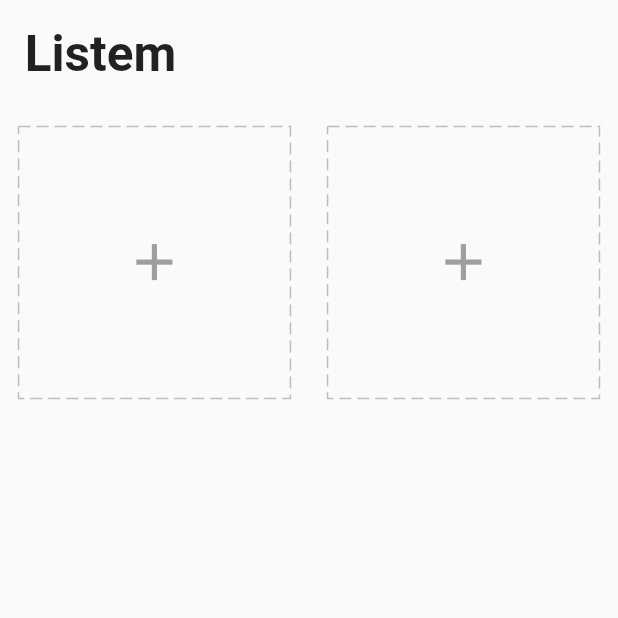
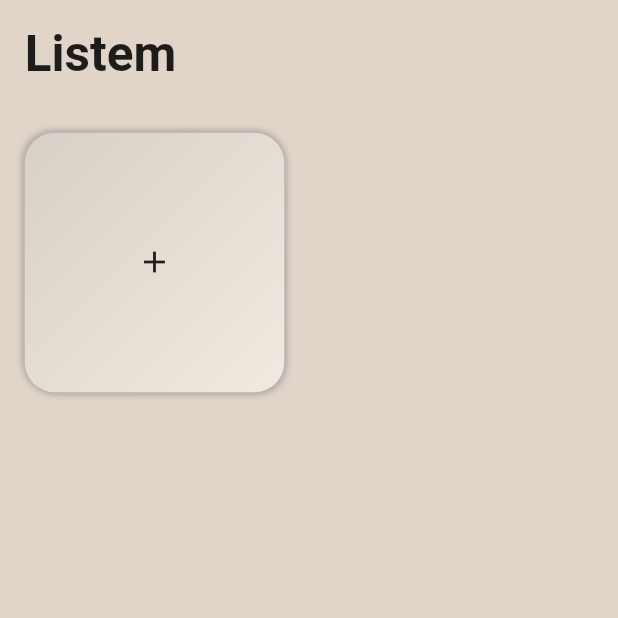
Before and after one commit to erenkaraboga/Task_App, a Flutter app: the screen it shows after launch, on a phone screen of 412 x 824 dp, the top half of it. Run offline on Flutter 3.47's test engine with Material 2 defaults, Android fonts, the phone set to English and light mode, and no system bars; drawn by our look-alikes of dotted_border, flutter_neumorphic; our stand-ins replace equatable, flutter_easyloading, get, get_storage.

Commit message:
AddCard Widget Updated.

```diff
--- a/lib/app/core/values/colors.dart
+++ b/lib/app/core/values/colors.dart
@@ -7,3 +7,6 @@ const green = Color(0xFF41CF9F);
 const yellow = Color(0xFFEEC38E);
 const lightBlue = Color(0xFF42A5F5);
 const blue = Color(0xFF2860E6);
+const background=Color(0xFFe1d5c9);
+const boxes=Color(0xFFf0e7dd);
+const grey= Colors.grey;
--- a/lib/app/modules/home/view.dart
+++ b/lib/app/modules/home/view.dart
@@ -1,27 +1,37 @@
 import 'package:flutter/material.dart';
 import 'package:get/get.dart';
+import 'package:task_app_getx/app/core/values/colors.dart';
 import 'package:task_app_getx/app/modules/home/controller.dart';
 import 'package:task_app_getx/app/core/utils/extensions.dart';
 import 'package:task_app_getx/app/modules/home/widgets/add_cart.dart';
+
 class HomePage extends GetView<HomeController> {
   const HomePage({Key? key}) : super(key: key);
 
   @override
   Widget build(BuildContext context) {
-    return  Scaffold(
-      body: SafeArea(
+    return Scaffold(
+      body: Material(
+        color: background,
+        child: SafeArea(
           child: ListView(
-          children:[
+            children: [
               Padding(
-              padding:  EdgeInsets.all(4.0.wp),
-              child: Text("Listem",style: TextStyle(fontSize: 24.0.sp,fontWeight: FontWeight.bold),),
+                padding: EdgeInsets.all(4.0.wp),
+                child: Text(
+                  "Listem",
+                  style:
+                      TextStyle(fontSize: 24.0.sp, fontWeight: FontWeight.bold),
                 ),
-            GridView.count(crossAxisCount: 2,
+              ),
+              GridView.count(
+                crossAxisCount: 2,
                 shrinkWrap: true,
                 physics: const ClampingScrollPhysics(),
-            children: [AddCard(),AddCard()],
+                children: [AddCard()],
               )
             ],
+          ),
         ),
       ),
     );
--- a/lib/app/modules/home/widgets/add_cart.dart
+++ b/lib/app/modules/home/widgets/add_cart.dart
@@ -2,59 +2,62 @@ import 'package:flutter/material.dart';
 import 'package:get/get.dart';
 import 'package:get/get_connect/http/src/utils/utils.dart';
 import 'package:task_app_getx/app/core/utils/extensions.dart';
+import 'package:task_app_getx/app/core/values/colors.dart';
 import 'package:task_app_getx/app/modules/home/controller.dart';
 import 'package:task_app_getx/app/widgets/icons.dart';
 import 'package:dotted_border/dotted_border.dart';
+import 'package:flutter_neumorphic/flutter_neumorphic.dart';
+
 class AddCard extends StatelessWidget {
-   AddCard({ Key? key }) : super(key: key);
-  final homeCtrl=Get.find<HomeController>();
+  AddCard({Key? key}) : super(key: key);
+  final homeCtrl = Get.find<HomeController>();
   @override
   Widget build(BuildContext context) {
     final icons = getIcons();
-    var squareWidth=Get.width -12.0.wp;
+    var squareWidth = Get.width - 12.0.wp;
     return Container(
-      width: squareWidth/2,
-      height: squareWidth/2,
-      margin: EdgeInsets.all(3.0.wp),
-      child: InkWell(
-        onTap: () async {
+      width: squareWidth / 2,
+      height: squareWidth / 2,
+      margin: EdgeInsets.all(4.0.wp),
+      child: NeumorphicButton(
+        child: const Icon(Icons.add),
+        onPressed: openDialog,
+        style: NeumorphicStyle(
+            shape: NeumorphicShape.concave,
+            boxShape: NeumorphicBoxShape.roundRect(BorderRadius.circular(20)),
+            depth: 3,
+            shadowLightColorEmboss: Colors.black,
+            shadowDarkColor: grey,
+            shadowLightColor: grey,
+            color: boxes),
+      ),
+    );
+  }
+
+  void openDialog() async {
     await Get.defaultDialog(
         titlePadding: EdgeInsets.symmetric(vertical: 3.0.wp),
         title: "Görev Tipi",
         radius: 15,
         content: Form(
-              key:homeCtrl.formKey,
+          key: homeCtrl.formKey,
           child: Column(children: [
             Padding(
               padding: EdgeInsets.symmetric(horizontal: 3.0.wp),
               child: TextFormField(
-                    controller:homeCtrl.editCtrl,
-                    decoration:const InputDecoration(
-                      border: OutlineInputBorder(),
-                      labelText: "Başlık"
-                    ),
-                    validator: (val){
-                      if(val==null||val.trim().isEmpty){
+                controller: homeCtrl.editCtrl,
+                decoration: const InputDecoration(
+                    border: OutlineInputBorder(), labelText: "Başlık"),
+                validator: (val) {
+                  if (val == null || val.trim().isEmpty) {
                     return "Lütfen Başlık Giriniz";
+                  } else {
+                    return null;
                   }
-                      else{return null;}
                 },
               ),
             ),
           ]),
-             )
-           );
-        },
-        child: DottedBorder(
-         dashPattern: const [8,4],
-         color: Colors.grey[400]!,
-          child:
-             Center(
-              child: Icon(Icons.add,color: Colors.grey,size: 10.0.wp,
-              ),
-           ),
-        ),
-      ),
-    );
+        ));
   }
 }
--- a/pubspec.yaml
+++ b/pubspec.yaml
@@ -39,6 +39,7 @@ dependencies:
   equatable: ^2.0.3
   flutter_easyloading: ^3.0.3
   dotted_border: ^2.0.0+2
+  flutter_neumorphic: ^3.2.0
 
 dev_dependencies:
   flutter_test:
```
Also changed, not shown: lib/app/data/providers/api_provider.dart (deleted), lib/app/data/providers/db_provider.dart (deleted), lib/app/data/providers/stroage_provider.dart (deleted), pubspec.lock. Lines whose indentation alone changed are shown as unchanged.
